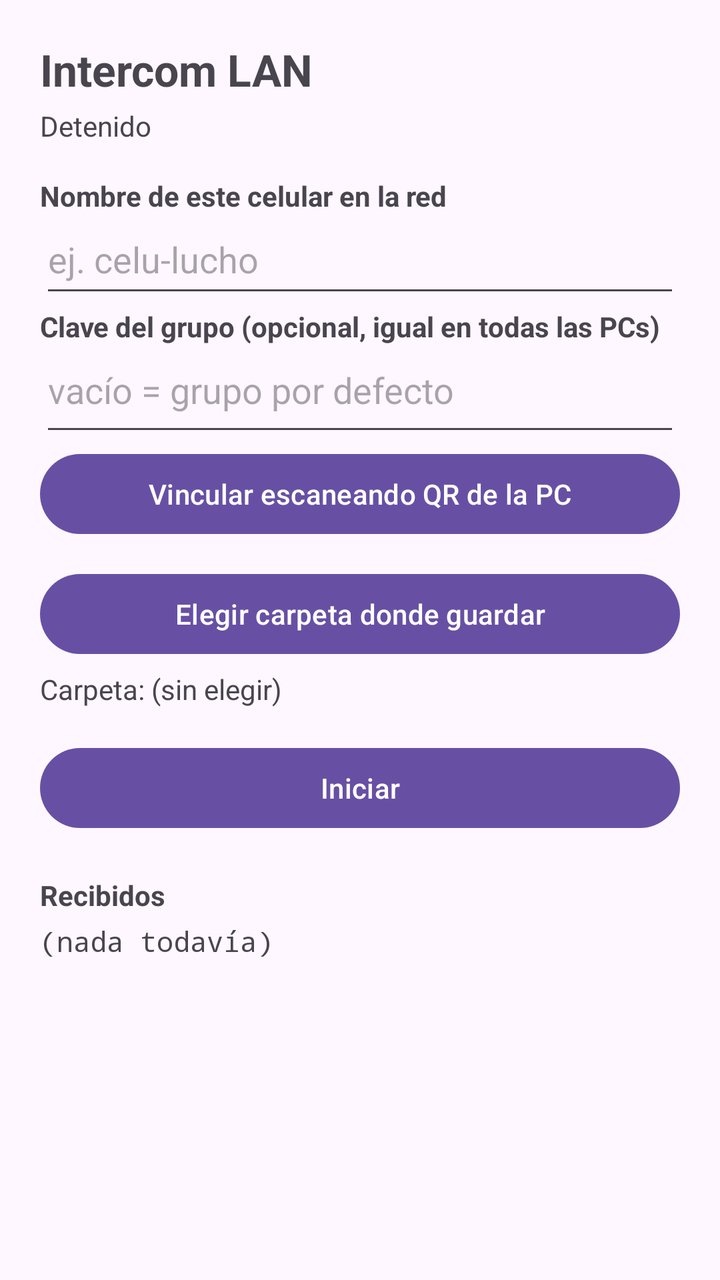
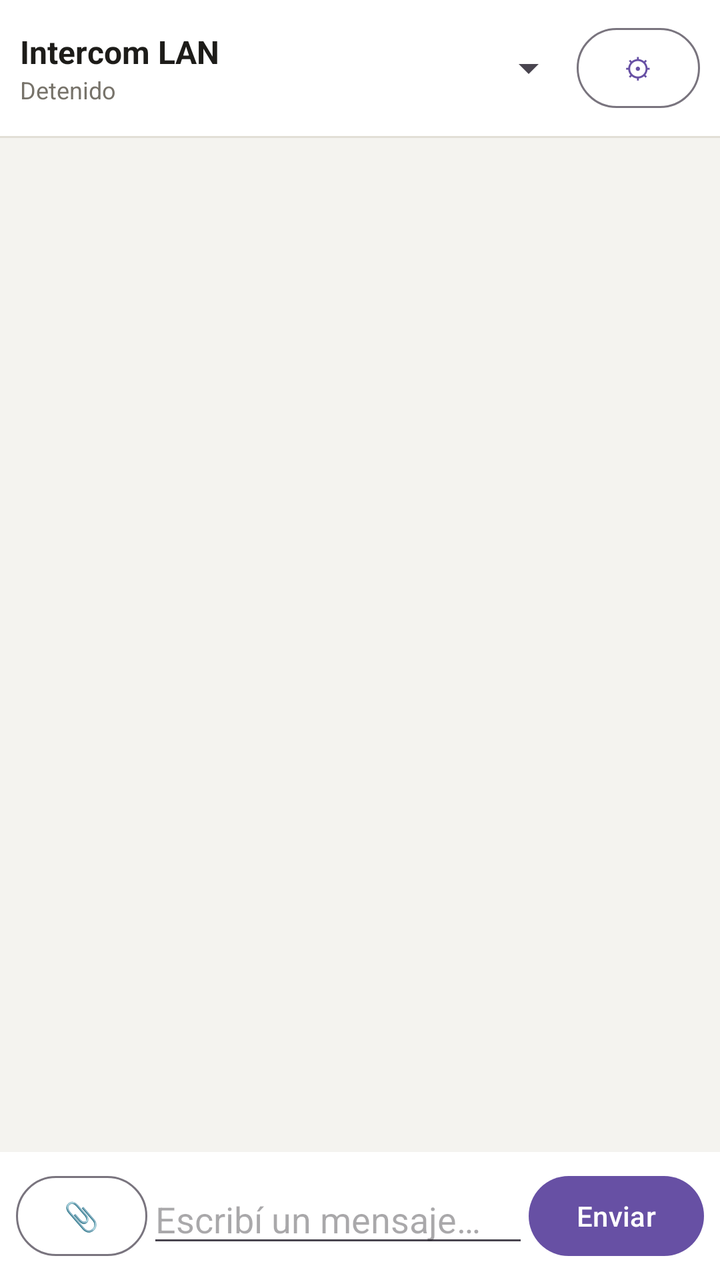

An Android layout rendered at two revisions. The XML below is the earlier revision; the diff shows what the commit changed to produce the second picture.
<!-- AndroidManifest.xml: application theme Theme.IntercomLAN -->
<!-- res/layout/activity_main.xml -->
<?xml version="1.0" encoding="utf-8"?>
<ScrollView xmlns:android="http://schemas.android.com/apk/res/android"
    android:layout_width="match_parent"
    android:layout_height="match_parent"
    android:fillViewport="true">

    <LinearLayout
        android:layout_width="match_parent"
        android:layout_height="wrap_content"
        android:orientation="vertical"
        android:padding="20dp">

        <TextView
            android:layout_width="wrap_content"
            android:layout_height="wrap_content"
            android:text="Intercom LAN"
            android:textSize="22sp"
            android:textStyle="bold"
            android:paddingBottom="4dp" />

        <TextView
            android:id="@+id/status"
            android:layout_width="match_parent"
            android:layout_height="wrap_content"
            android:text="Detenido"
            android:paddingBottom="16dp" />

        <TextView
            android:layout_width="wrap_content"
            android:layout_height="wrap_content"
            android:text="Nombre de este celular en la red"
            android:textStyle="bold" />

        <EditText
            android:id="@+id/name"
            android:layout_width="match_parent"
            android:layout_height="wrap_content"
            android:hint="ej. celu-lucho"
            android:inputType="text"
            android:paddingBottom="12dp" />

        <TextView
            android:layout_width="wrap_content"
            android:layout_height="wrap_content"
            android:text="Clave del grupo (opcional, igual en todas las PCs)"
            android:textStyle="bold" />

        <EditText
            android:id="@+id/key"
            android:layout_width="match_parent"
            android:layout_height="wrap_content"
            android:hint="vacío = grupo por defecto"
            android:inputType="textPassword"
            android:paddingBottom="16dp" />

        <Button
            android:id="@+id/scan"
            android:layout_width="match_parent"
            android:layout_height="wrap_content"
            android:text="Vincular escaneando QR de la PC"
            android:layout_marginBottom="12dp" />

        <Button
            android:id="@+id/pickFolder"
            android:layout_width="match_parent"
            android:layout_height="wrap_content"
            android:text="Elegir carpeta donde guardar" />

        <TextView
            android:id="@+id/folder"
            android:layout_width="match_parent"
            android:layout_height="wrap_content"
            android:text="Carpeta: (sin elegir)"
            android:paddingTop="4dp"
            android:paddingBottom="16dp" />

        <Button
            android:id="@+id/toggle"
            android:layout_width="match_parent"
            android:layout_height="wrap_content"
            android:text="Iniciar" />

        <TextView
            android:layout_width="wrap_content"
            android:layout_height="wrap_content"
            android:text="Recibidos"
            android:textStyle="bold"
            android:paddingTop="20dp"
            android:paddingBottom="4dp" />

        <TextView
            android:id="@+id/received"
            android:layout_width="match_parent"
            android:layout_height="wrap_content"
            android:text="(nada todavía)"
            android:textIsSelectable="true"
            android:fontFamily="monospace" />

    </LinearLayout>
</ScrollView>
<!-- resources referenced by this layout -->
<resources>
  <style name="Theme.IntercomLAN" parent="Theme.Material3.DayNight.NoActionBar">
          <item name="android:statusBarColor">?attr/colorPrimary</item>
      </style>
</resources>

<!-- the commit's change to res/layout/activity_main.xml (unified diff, before → after) -->
@@ -1,100 +1,99 @@
 <?xml version="1.0" encoding="utf-8"?>
-<ScrollView xmlns:android="http://schemas.android.com/apk/res/android"
+<LinearLayout xmlns:android="http://schemas.android.com/apk/res/android"
     android:layout_width="match_parent"
     android:layout_height="match_parent"
-    android:fillViewport="true">
+    android:orientation="vertical"
+    android:background="#F4F3EF">
 
+    
     <LinearLayout
         android:layout_width="match_parent"
         android:layout_height="wrap_content"
-        android:orientation="vertical"
-        android:padding="20dp">
+        android:orientation="horizontal"
+        android:gravity="center_vertical"
+        android:background="#FFFFFF"
+        android:padding="10dp">
 
-        <TextView
+        <LinearLayout
+            android:layout_width="0dp"
+            android:layout_height="wrap_content"
+            android:layout_weight="1"
+            android:orientation="vertical">
+
+            <TextView
+                android:layout_width="wrap_content"
+                android:layout_height="wrap_content"
+                android:text="Intercom LAN"
+                android:textStyle="bold"
+                android:textSize="16sp"
+                android:textColor="#1D1C19" />
+
+            <TextView
+                android:id="@+id/status"
+                android:layout_width="wrap_content"
+                android:layout_height="wrap_content"
+                android:text="Detenido"
+                android:textSize="12sp"
+                android:textColor="#77736A" />
+        </LinearLayout>
+
+        <Spinner
+            android:id="@+id/peerSpinner"
+            android:layout_width="0dp"
+            android:layout_height="wrap_content"
+            android:layout_weight="1.2" />
+
+        <Button
+            android:id="@+id/settings"
+            style="?attr/materialButtonOutlinedStyle"
             android:layout_width="wrap_content"
             android:layout_height="wrap_content"
-            android:text="Intercom LAN"
-            android:textSize="22sp"
-            android:textStyle="bold"
-            android:paddingBottom="4dp" />
+            android:minWidth="0dp"
+            android:text="⚙" />
+    </LinearLayout>
 
-        <TextView
-            android:id="@+id/status"
-            android:layout_width="match_parent"
-            android:layout_height="wrap_content"
-            android:text="Detenido"
-            android:paddingBottom="16dp" />
+    <View android:layout_width="match_parent" android:layout_height="1dp" android:background="#E2DFD6" />
 
-        <TextView
+    
+    <androidx.recyclerview.widget.RecyclerView
+        android:id="@+id/messages"
+        android:layout_width="match_parent"
+        android:layout_height="0dp"
+        android:layout_weight="1"
+        android:clipToPadding="false"
+        android:paddingVertical="8dp" />
+
+    
+    <LinearLayout
+        android:layout_width="match_parent"
+        android:layout_height="wrap_content"
+        android:orientation="horizontal"
+        android:gravity="center_vertical"
+        android:background="#FFFFFF"
+        android:padding="8dp">
+
+        <Button
+            android:id="@+id/attach"
+            style="?attr/materialButtonOutlinedStyle"
             android:layout_width="wrap_content"
             android:layout_height="wrap_content"
-            android:text="Nombre de este celular en la red"
-            android:textStyle="bold" />
+            android:minWidth="0dp"
+            android:text="📎" />
 
         <EditText
-            android:id="@+id/name"
-            android:layout_width="match_parent"
+            android:id="@+id/input"
+            android:layout_width="0dp"
             android:layout_height="wrap_content"
-            android:hint="ej. celu-lucho"
-            android:inputType="text"
-            android:paddingBottom="12dp" />
+            android:layout_weight="1"
+            android:hint="Escribí un mensaje…"
+            android:maxLines="4"
+            android:inputType="textMultiLine|textCapSentences" />
 
-        <TextView
+        <Button
+            android:id="@+id/send"
             android:layout_width="wrap_content"
             android:layout_height="wrap_content"
-            android:text="Clave del grupo (opcional, igual en todas las PCs)"
-            android:textStyle="bold" />
-
-        <EditText
-            android:id="@+id/key"
-            android:layout_width="match_parent"
-            android:layout_height="wrap_content"
-            android:hint="vacío = grupo por defecto"
-            android:inputType="textPassword"
-            android:paddingBottom="16dp" />
-
-        <Button
-            android:id="@+id/scan"
-            android:layout_width="match_parent"
-            android:layout_height="wrap_content"
-            android:text="Vincular escaneando QR de la PC"
-            android:layout_marginBottom="12dp" />
-
-        <Button
-            android:id="@+id/pickFolder"
-            android:layout_width="match_parent"
-            android:layout_height="wrap_content"
-            android:text="Elegir carpeta donde guardar" />
-
-        <TextView
-            android:id="@+id/folder"
-            android:layout_width="match_parent"
-            android:layout_height="wrap_content"
-            android:text="Carpeta: (sin elegir)"
-            android:paddingTop="4dp"
-            android:paddingBottom="16dp" />
-
-        <Button
-            android:id="@+id/toggle"
-            android:layout_width="match_parent"
-            android:layout_height="wrap_content"
-            android:text="Iniciar" />
-
-        <TextView
-            android:layout_width="wrap_content"
-            android:layout_height="wrap_content"
-            android:text="Recibidos"
-            android:textStyle="bold"
-            android:paddingTop="20dp"
-            android:paddingBottom="4dp" />
-
-        <TextView
-            android:id="@+id/received"
-            android:layout_width="match_parent"
-            android:layout_height="wrap_content"
-            android:text="(nada todavía)"
-            android:textIsSelectable="true"
-            android:fontFamily="monospace" />
-
+            android:minWidth="0dp"
+            android:text="Enviar" />
     </LinearLayout>
-</ScrollView>
+</LinearLayout>
